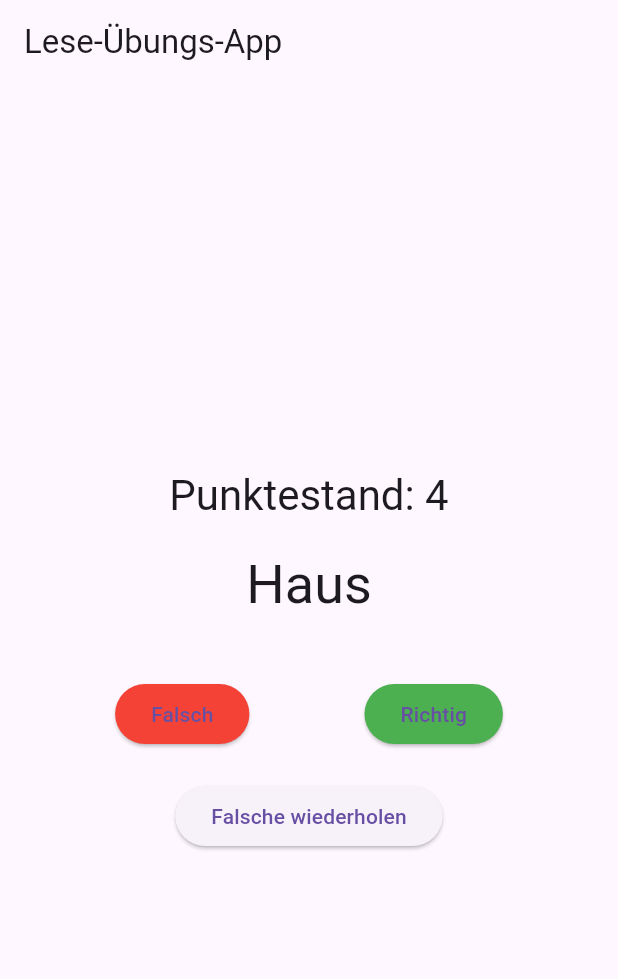
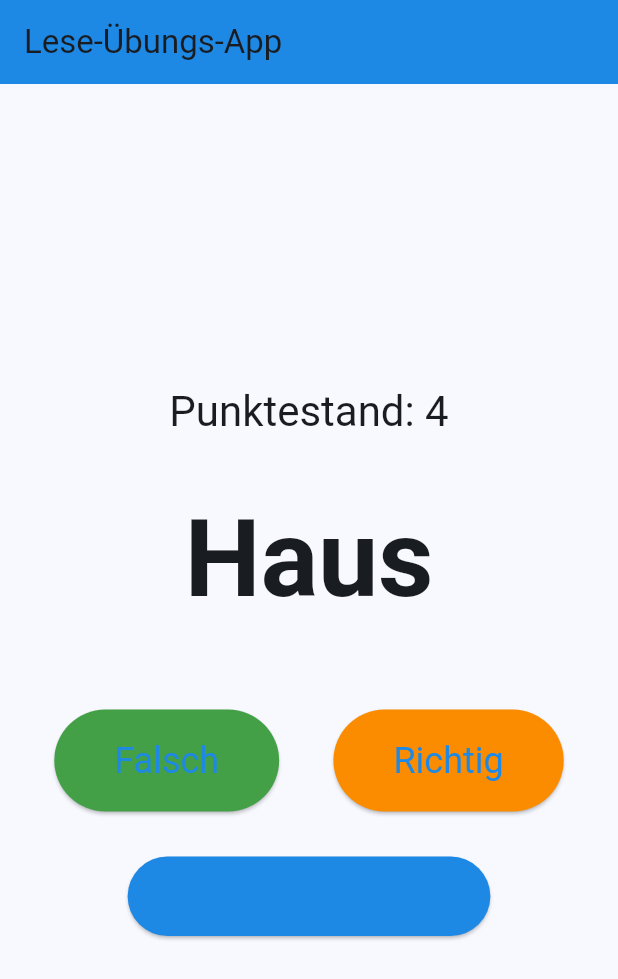
Before and after one commit to ichthyscode/read_kids, a Flutter app: the screen it shows after launch, after a tap on "Falsch", after a tap on "Richtig", on a phone screen of 412 x 824 dp. Shown: the top 979 px of the screen. Run offline on Flutter 3.47's test engine with Material 3 defaults, Android fonts, the phone set to English and light mode, and no system bars; our stand-ins replace flutter_animate.

Commit message:
formatting

```diff
--- a/lib/main.dart
+++ b/lib/main.dart
@@ -1,5 +1,5 @@
 import 'package:flutter/material.dart';
-import 'dart:math';
+import 'package:flutter_animate/flutter_animate.dart';
 
 void main() {
   runApp(const MyApp());
@@ -13,7 +13,13 @@ class MyApp extends StatelessWidget {
     return MaterialApp(
       title: 'Lese-Übungs-App',
       theme: ThemeData(
-        primarySwatch: Colors.blue,
+        primarySwatch: Colors.pink,
+        colorScheme: ColorScheme.fromSeed(
+          seedColor: Colors.blue,
+          primary: Colors.blue[600]!, // Kräftigeres Blau
+          secondary: Colors.green[600]!, // Kräftigeres Grün
+          tertiary: Colors.orange[600]!, // Kräftigeres Orange
+        ),
       ),
       home: const ReadingGamePage(),
     );
@@ -39,6 +45,7 @@ class _ReadingGamePageState extends State<ReadingGamePage> {
   List<Flashcard> correctFlashcards = [];
   List<Flashcard> incorrectFlashcards = [];
   int score = 0;
+  String? lastPoints;
 
   @override
   void initState() {
@@ -56,13 +63,21 @@ class _ReadingGamePageState extends State<ReadingGamePage> {
     ];
   }
 
+  void showPointAnimation(int points) {
+    setState(() {
+      lastPoints = (points >= 0 ? "+" : "") + points.toString();
+    });
+  }
+
   void swipeRight() {
     if (flashcards.isNotEmpty) {
       setState(() {
         Flashcard card = flashcards.removeAt(0);
         card.isCorrect = true;
-        score += card.text.length;
+        int points = card.text.length;
+        score += points;
         correctFlashcards.add(card);
+        showPointAnimation(points);
       });
     }
   }
@@ -72,8 +87,9 @@ class _ReadingGamePageState extends State<ReadingGamePage> {
       setState(() {
         Flashcard card = flashcards.removeAt(0);
         card.isCorrect = false;
-        score = max(0, score - 1);  // Verhindert negative Punktzahlen
+        score = score > 0 ? score - 1 : 0;
         incorrectFlashcards.add(card);
+        showPointAnimation(-1);
       });
     }
   }
@@ -90,6 +106,7 @@ class _ReadingGamePageState extends State<ReadingGamePage> {
     return Scaffold(
       appBar: AppBar(
         title: const Text('Lese-Übungs-App'),
+        backgroundColor: Theme.of(context).colorScheme.primary,
       ),
       body: Center(
         child: Column(
@@ -97,40 +114,76 @@ class _ReadingGamePageState extends State<ReadingGamePage> {
           children: <Widget>[
             Text(
               'Punktestand: $score',
-              style: Theme.of(context).textTheme.headlineMedium,
+              style: Theme.of(context).textTheme.headlineMedium?.copyWith(fontSize: 28),
             ),
-            const SizedBox(height: 20),
+            const SizedBox(height: 40),
             if (flashcards.isNotEmpty)
               Text(
                 flashcards[0].text,
-                style: Theme.of(context).textTheme.displaySmall,
+                style: Theme.of(context).textTheme.displayLarge?.copyWith(fontSize: 72, fontWeight: FontWeight.bold),
               )
             else
               const Text(
                 'Alle Karten gelesen!',
-                style: TextStyle(fontSize: 24),
+                style: TextStyle(fontSize: 36, fontWeight: FontWeight.bold),
               ),
-            const SizedBox(height: 40),
+            const SizedBox(height: 60),
             Row(
               mainAxisAlignment: MainAxisAlignment.spaceEvenly,
               children: [
                 ElevatedButton(
                   onPressed: swipeLeft,
-                  style: ElevatedButton.styleFrom(backgroundColor: Colors.red),
+                  style: ElevatedButton.styleFrom(
+                    backgroundColor: Theme.of(context).colorScheme.secondary,
+                    padding: const EdgeInsets.symmetric(horizontal: 40, vertical: 20),
+                    textStyle: const TextStyle(fontSize: 24),
+                  ),
                   child: const Text('Falsch'),
                 ),
                 ElevatedButton(
                   onPressed: swipeRight,
-                  style: ElevatedButton.styleFrom(backgroundColor: Colors.green),
+                  style: ElevatedButton.styleFrom(
+                    backgroundColor: Theme.of(context).colorScheme.tertiary,
+                    padding: const EdgeInsets.symmetric(horizontal: 40, vertical: 20),
+                    textStyle: const TextStyle(fontSize: 24),
+                  ),
                   child: const Text('Richtig'),
                 ),
               ],
             ),
-            const SizedBox(height: 20),
+            const SizedBox(height: 30),
             ElevatedButton(
               onPressed: repeatIncorrect,
+              style: ElevatedButton.styleFrom(
+                backgroundColor: Theme.of(context).colorScheme.primary,
+                padding: const EdgeInsets.symmetric(horizontal: 30, vertical: 15),
+                textStyle: const TextStyle(fontSize: 20),
+              ),
               child: const Text('Falsche wiederholen'),
             ),
+            if (lastPoints != null)
+              Animate(
+                effects: const [
+                  FadeEffect(duration: Duration(milliseconds: 500)),
+                  ScaleEffect(begin: Offset(0.5, 0.5), end: Offset(1.5, 1.5), duration: Duration(milliseconds: 500)),
+                  MoveEffect(begin: Offset(0, 50), end: Offset(0, -50), duration: Duration(milliseconds: 500)),
+                ],
+                onComplete: (controller) {
+                  setState(() {
+                    lastPoints = null;
+                  });
+                },
+                child: Text(
+                  lastPoints!,
+                  style: TextStyle(
+                    fontSize: 64,
+                    fontWeight: FontWeight.bold,
+                    color: lastPoints!.startsWith('+')
+                        ? Colors.green[700]
+                        : Colors.red[700],
+                  ),
+                ),
+              ),
           ],
         ),
       ),
```
